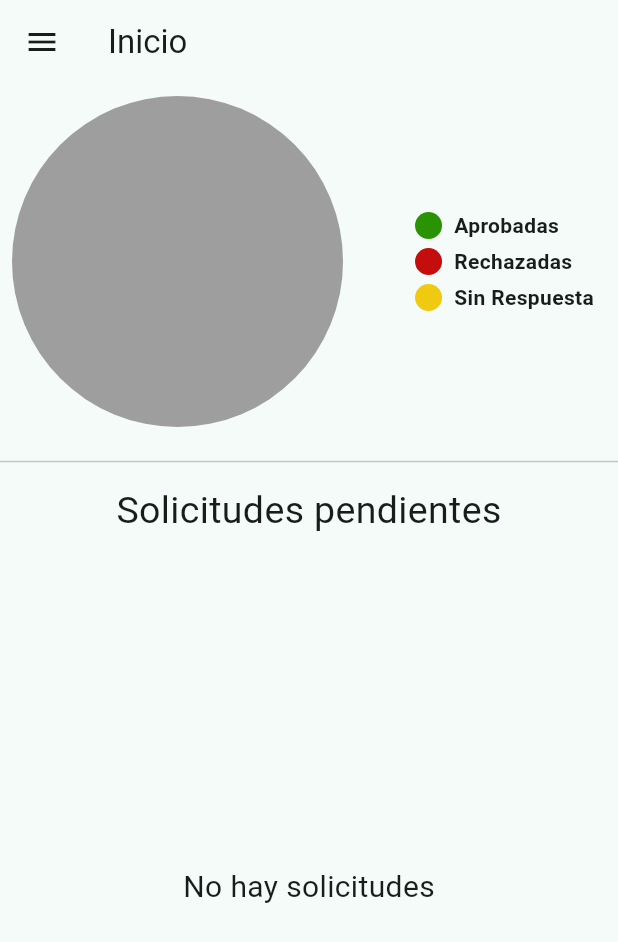
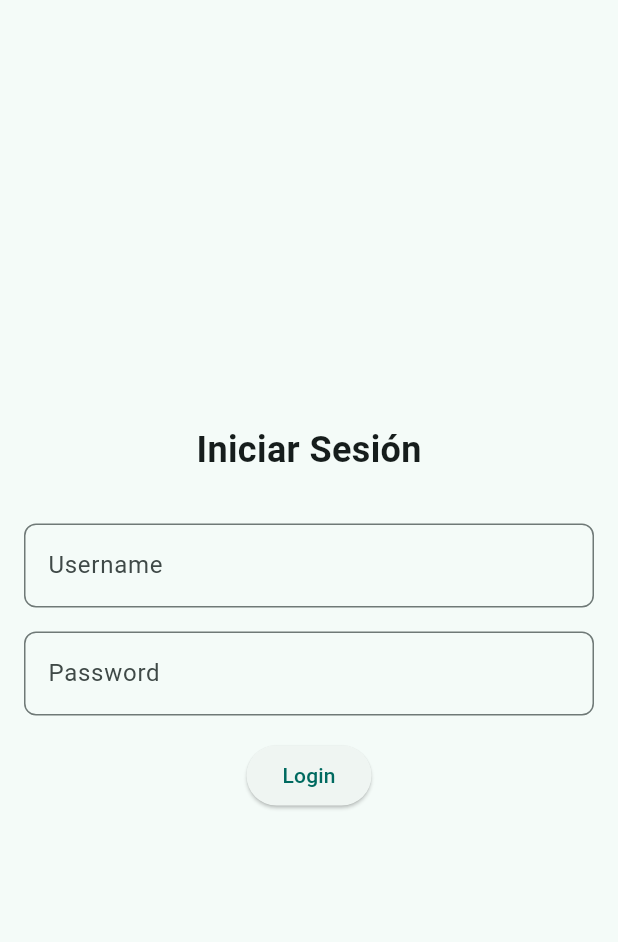
Before and after one commit to carodidia/Tramites-AI-TP3, a Flutter app: the screen it shows after launch, on a phone screen of 412 x 824 dp. Shown: the top 942 px of the screen. Run offline on Flutter 3.47's test engine with Material 3 defaults, Android fonts, the phone set to English and light mode, and no system bars; drawn by our look-alikes of pie_chart; our stand-ins replace cloud_firestore, firebase_core, go_router; accounts and stored records are empty.

Commit message:
Actualizacion de solicitudes + creacion de LogIn

```diff
--- a/Pendientes y bugs.txt
+++ b/Pendientes y bugs.txt
@@ -2,9 +2,7 @@
 Falta hacer los usuarios.
 Falta hacer el login (pagina para crear un usuario?)
 Falta hacer la pagina del perfil, y poder modificar los datos del usuario
-Falta aceptar o rechazar las solicitudes que no tienen respuesta del usuario
-
-
+Falta aceptar o rechazar las solicitudes que no tienen respuesta del usuario. HECHO
 
 
 
--- a/lib/core/repo/menu_items.dart
+++ b/lib/core/repo/menu_items.dart
@@ -43,7 +43,7 @@ const List<MenuItem> menuItems=[
     MenuItem(
     title: 'LogOut',
     icon: Icons.logout,
-    link: '/home',
+    link: '/',
     ),
     MenuItem(
     title: 'Test',
--- a/lib/core/router/app_router.dart
+++ b/lib/core/router/app_router.dart
@@ -3,20 +3,20 @@ import 'package:proyecto_final/core/entities/solicitud.dart';
 import 'package:proyecto_final/presentation/screens/formulario_screen.dart';
 import 'package:proyecto_final/presentation/screens/historial_screen.dart';
 import 'package:proyecto_final/presentation/screens/home_screen.dart';
-//import 'package:proyecto_final/presentation/screens/login_screen.dart';
+import 'package:proyecto_final/presentation/screens/login_screen.dart';
 import 'package:proyecto_final/presentation/screens/perfil_screen.dart';
 import 'package:proyecto_final/presentation/screens/solicitud_screen.dart';
 import 'package:proyecto_final/presentation/screens/solicitudes_screen.dart';
 
 final AppRouter = GoRouter(initialLocation: '/', routes: [
-  //GoRoute(
-  // name: LogInScreen.name,
-  //  path: '/',
-  // builder: (context, state)=> const LogInScreen()),
+  GoRoute(
+  name: LogInScreen.name,
+  path: '/',
+  builder: (context, state)=> const LogInScreen()),
 
   GoRoute(
       name: HomeScreen.name,
-      path: '/',
+      path: '/home',
       builder: (context, state) => HomeScreen()),
 
   GoRoute(
--- a/lib/core/widgets/solicitudes_list.dart
+++ b/lib/core/widgets/solicitudes_list.dart
@@ -62,7 +62,7 @@ class _CustomListTile extends StatelessWidget {
             iconData,
             color: color,
           ),
-          title: Text("Solicitud ID: ${solicitud.id}"),
+          title: Text("Cliente: ${solicitud.mail}"),
           subtitle: Text("Asunto: ${solicitud.asunto}"),
           trailing: const Icon(Icons.arrow_forward_ios),
           onTap: () {
--- a/lib/main.dart
+++ b/lib/main.dart
@@ -4,6 +4,7 @@ import 'package:proyecto_final/core/router/app_router.dart';
 import 'package:proyecto_final/firebase_options.dart';
 
 Future<void> main() async {
+  WidgetsFlutterBinding.ensureInitialized(); //Agregar esta linea primero
   await Firebase.initializeApp(
   options: DefaultFirebaseOptions.currentPlatform,
   );
--- a/lib/presentation/screens/historial_screen.dart
+++ b/lib/presentation/screens/historial_screen.dart
@@ -34,6 +34,7 @@ class HistorialScreen extends StatelessWidget {
           return Center(child: Text('Error: ${snapshot.error}'));
         } else {
           List<Solicitud> solicitudes = snapshot.data!;
+          solicitudes.sort((a,b) => a.fechaCreacion.compareTo(b.fechaCreacion));
           return Scaffold(
             appBar: AppBar(
               title: Text('Historial'),
--- a/lib/presentation/screens/login_screen.dart
+++ b/lib/presentation/screens/login_screen.dart
@@ -1,4 +1,7 @@
+import 'package:cloud_firestore/cloud_firestore.dart';
 import 'package:flutter/material.dart';
+import 'package:go_router/go_router.dart';
+import 'package:proyecto_final/presentation/screens/home_screen.dart';
 
 class LogInScreen extends StatefulWidget {
   static const String name = 'loginscreen';
@@ -12,6 +15,83 @@ class LogInScreen extends StatefulWidget {
 class _LogInScreenState extends State<LogInScreen> {
   @override
   Widget build(BuildContext context) {
-    return const Placeholder();
+    return Scaffold(
+      body: _LoginView(),
+    );
   }
 }
+
+class _LoginView extends StatefulWidget {
+
+  _LoginView({
+    super.key,
+  });
+
+  @override
+  State<_LoginView> createState() => _LoginViewState();
+}
+
+class _LoginViewState extends State<_LoginView> {
+  FirebaseFirestore db = FirebaseFirestore.instance;
+  final TextEditingController _usernameController = TextEditingController();
+  final TextEditingController _passwordController = TextEditingController();
+
+  @override
+  Widget build(BuildContext context) {
+    return Scaffold(
+      body: Padding(
+        padding: const EdgeInsets.all(16.0),
+        child: Column(
+           mainAxisAlignment: MainAxisAlignment.center,
+          children: [
+             const Text(
+              'Iniciar Sesión',
+              style: TextStyle(
+                fontSize: 24, // Tamaño de fuente grande para el título
+                fontWeight: FontWeight.bold,
+              ),
+            ),
+            const SizedBox(height: 32), // Espacio entre el título y los otros widgets
+            TextFormField(
+            controller: _usernameController,
+            validator: (value) {
+              if (value == null || !value.contains("@")) {
+                return "Ingrese un email válido.";
+                } else {
+                  return null;
+                  }
+                  },
+            keyboardType: TextInputType.emailAddress,
+            decoration: const InputDecoration(
+            hintText: 'Username',
+            border: OutlineInputBorder(
+              borderRadius: BorderRadius.all(
+                Radius.circular(8),
+              ),
+
+            ),
+          ),
+        ),
+        const SizedBox(height: 16),
+        TextField(controller: _passwordController,
+          decoration: const InputDecoration(
+            hintText: 'Password',
+            border: OutlineInputBorder(
+              borderRadius: BorderRadius.all(
+                Radius.circular(8),
+              ),
+            ),
+          ),),
+        const SizedBox(height: 16),
+        ElevatedButton(
+          onPressed: () {
+            context.pushNamed(HomeScreen.name, extra: _usernameController.text);
+          },
+          child: const Text('Login'),
+        ),
+          ],
+        )
+      )
+    );
+  }
+}
```
Also changed, not shown: lib/presentation/screens/solicitud_screen.dart (+29 -5 lines), 1 other file.
